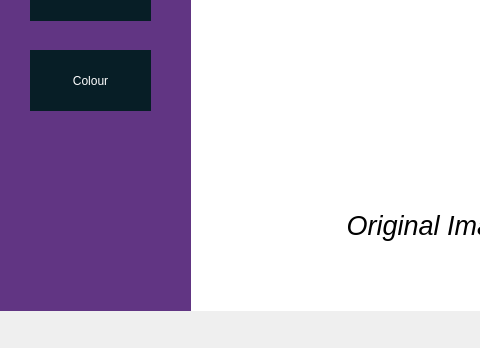
Above: UI/home.ui from rishuriya/Jovian-Perspective before the change; both pictures show x 0 to 480 and y 420 to 768 of the 1200 by 768 pixel window. Below: the same form after it.
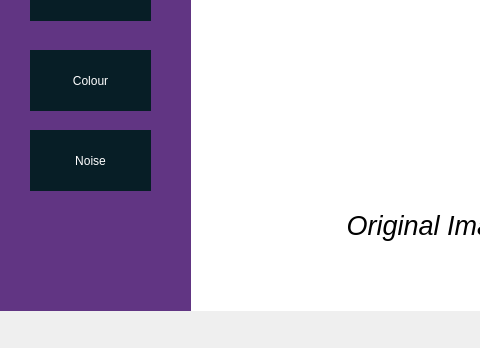
That is the form after the change. Icons and pictures are not drawn.

Commit message: added noise reduction

The edit to the form file:
```diff
--- a/UI/home.ui
+++ b/UI/home.ui
@@ -194,6 +194,19 @@
       <string/>
      </property>
     </widget>
+    <widget class="QPushButton" name="colour_2">
+     <property name="geometry">
+      <rect>
+       <x>40</x>
+       <y>560</y>
+       <width>121</width>
+       <height>61</height>
+      </rect>
+     </property>
+     <property name="text">
+      <string>Noise</string>
+     </property>
+    </widget>
    </widget>
    <widget class="QFrame" name="header">
     <property name="geometry">
```
Left out of the diff: 6 changed lines with no effect on the pictures. The commit also changes 4 other files.
